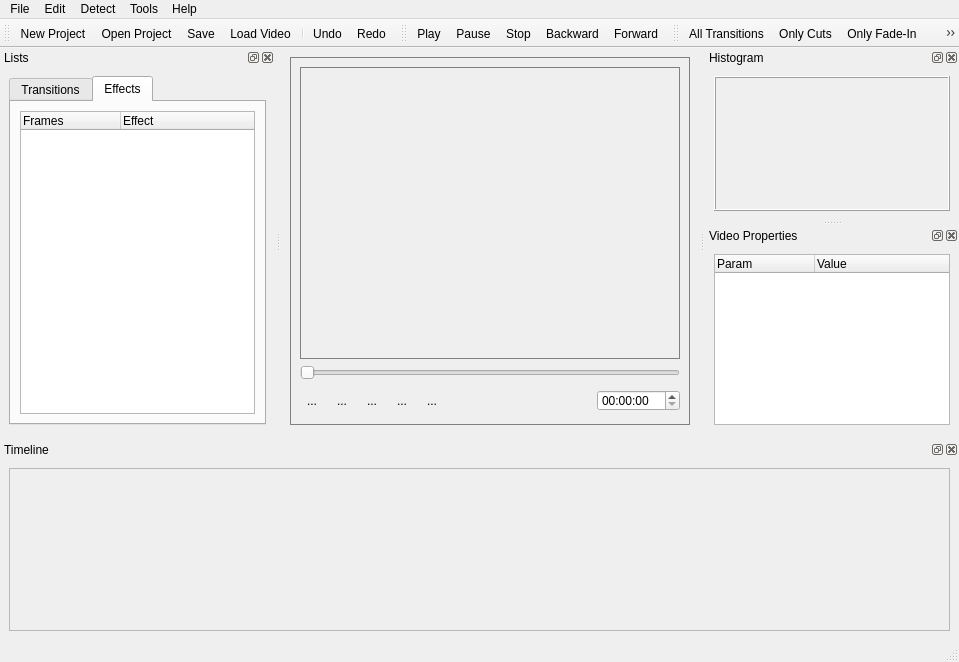
The window that DEV/Interface/mfit.ui (fabriciols/m-fit) describes before a commit, drawn with Qt 5.
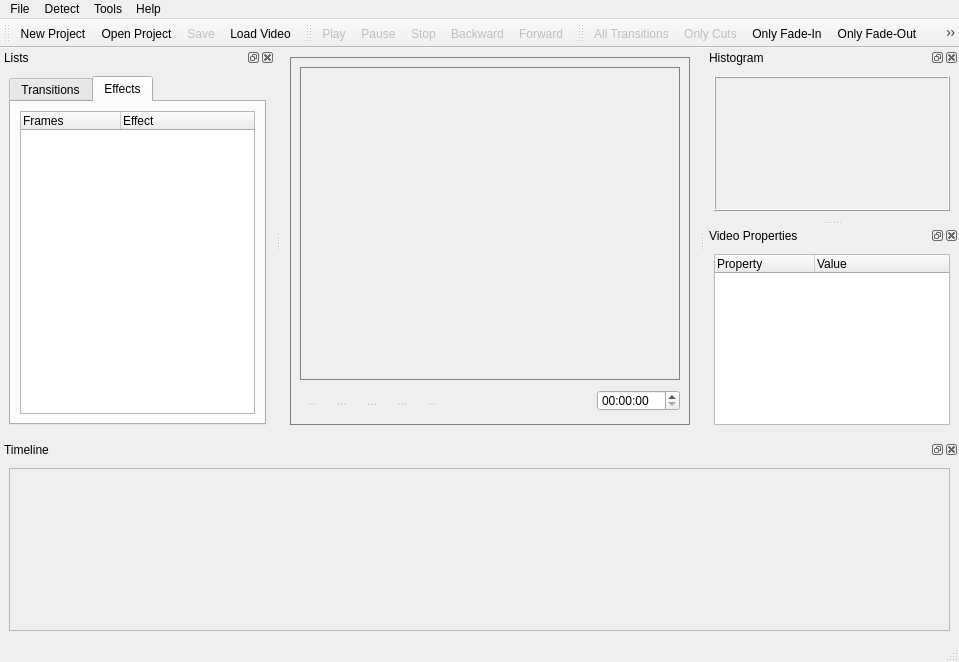
The same window after the commit. Icons and pictures are not drawn. Custom widgets are drawn as their Qt base class.

Commit message: Botões desabilitados antes de carregar um vídeo

Diff of the .ui file:
```diff
--- a/DEV/Interface/mfit.ui
+++ b/DEV/Interface/mfit.ui
@@ -52,6 +52,19 @@
        <enum>QFrame::StyledPanel</enum>
       </property>
       <layout class="QGridLayout" >
+       <item row="1" column="5" >
+        <spacer>
+         <property name="orientation" >
+          <enum>Qt::Horizontal</enum>
+         </property>
+         <property name="sizeHint" stdset="0" >
+          <size>
+           <width>236</width>
+           <height>29</height>
+          </size>
+         </property>
+        </spacer>
+       </item>
        <item row="0" column="0" colspan="7" >
         <widget class="QLabel" name="videoLabel" >
          <property name="text" >
@@ -59,15 +72,11 @@
          </property>
         </widget>
        </item>
-       <item row="1" column="0" colspan="7" >
-        <widget class="QSlider" name="videoSlider" >
-         <property name="orientation" >
-          <enum>Qt::Horizontal</enum>
-         </property>
-        </widget>
-       </item>
-       <item row="2" column="0" >
+       <item row="1" column="0" >
         <widget class="QToolButton" name="playButton" >
+         <property name="enabled" >
+          <bool>false</bool>
+         </property>
          <property name="text" >
           <string>...</string>
          </property>
@@ -92,8 +101,11 @@
          </property>
         </widget>
        </item>
-       <item row="2" column="1" >
+       <item row="1" column="1" >
         <widget class="QToolButton" name="pauseButton" >
+         <property name="enabled" >
+          <bool>false</bool>
+         </property>
          <property name="text" >
           <string>...</string>
          </property>
@@ -112,8 +124,11 @@
          </property>
         </widget>
        </item>
-       <item row="2" column="3" >
+       <item row="1" column="3" >
         <widget class="QToolButton" name="forwardButton" >
+         <property name="enabled" >
+          <bool>false</bool>
+         </property>
          <property name="text" >
           <string>...</string>
          </property>
@@ -127,13 +142,19 @@
            <height>20</height>
           </size>
          </property>
+         <property name="checkable" >
+          <bool>false</bool>
+         </property>
          <property name="autoRaise" >
           <bool>true</bool>
          </property>
         </widget>
        </item>
-       <item row="2" column="4" >
+       <item row="1" column="4" >
         <widget class="QToolButton" name="stopButton" >
+         <property name="enabled" >
+          <bool>false</bool>
+         </property>
          <property name="text" >
           <string>...</string>
          </property>
@@ -152,20 +173,7 @@
          </property>
         </widget>
        </item>
-       <item row="2" column="5" >
-        <spacer>
-         <property name="orientation" >
-          <enum>Qt::Horizontal</enum>
-         </property>
-         <property name="sizeHint" stdset="0" >
-          <size>
-           <width>236</width>
-           <height>29</height>
-          </size>
-         </property>
-        </spacer>
-       </item>
-       <item row="2" column="6" >
+       <item row="1" column="6" >
         <widget class="QTimeEdit" name="videoTime" >
          <property name="minimumSize" >
           <size>
@@ -200,8 +208,11 @@
          </property>
         </widget>
        </item>
-       <item row="2" column="2" >
+       <item row="1" column="2" >
         <widget class="QToolButton" name="backButton" >
+         <property name="enabled" >
+          <bool>false</bool>
+         </property>
          <property name="text" >
           <string>...</string>
          </property>
@@ -256,13 +267,6 @@
     <addaction name="separator" />
     <addaction name="actionExit" />
    </widget>
-   <widget class="QMenu" name="menuEdit" >
-    <property name="title" >
-     <string>Edit</string>
-    </property>
-    <addaction name="actionUndo" />
-    <addaction name="actionRedo" />
-   </widget>
    <widget class="QMenu" name="menuDetect" >
     <property name="title" >
      <string>Detect</string>
@@ -296,7 +300,6 @@
     </property>
    </widget>
    <addaction name="menuFile" />
-   <addaction name="menuEdit" />
    <addaction name="menuDetect" />
    <addaction name="menuTools" />
    <addaction name="menuHelp" />
@@ -315,9 +318,6 @@
    <addaction name="actionOpenProject" />
    <addaction name="actionSave" />
    <addaction name="actionLoadVideo" />
-   <addaction name="separator" />
-   <addaction name="actionUndo" />
-   <addaction name="actionRedo" />
   </widget>
   <widget class="QDockWidget" name="widgetTrees" >
    <property name="windowTitle" >
@@ -540,7 +540,7 @@
       <widget class="QTreeWidget" name="videoPropertiesTree" >
        <column>
         <property name="text" >
-         <string>Param</string>
+         <string>Property</string>
         </property>
        </column>
        <column>
@@ -638,6 +638,9 @@
    </property>
   </action>
   <action name="actionSave" >
+   <property name="enabled" >
+    <bool>false</bool>
+   </property>
    <property name="icon" >
     <iconset>
      <normaloff>../Interface/Icons/filesave.png</normaloff>../Interface/Icons/filesave.png</iconset>
@@ -688,6 +691,9 @@
    </property>
   </action>
   <action name="actionAllTransitions" >
+   <property name="enabled" >
+    <bool>false</bool>
+   </property>
    <property name="icon" >
     <iconset>
      <normaloff>../Interface/Icons/all.png</normaloff>../Interface/Icons/all.png</iconset>
@@ -697,6 +703,9 @@
    </property>
   </action>
   <action name="actionOnlyCuts" >
+   <property name="enabled" >
+    <bool>false</bool>
+   </property>
    <property name="icon" >
     <iconset>
      <normaloff>../Interface/Icons/cut.png</normaloff>../Interface/Icons/cut.png</iconset>
@@ -706,6 +715,9 @@
    </property>
   </action>
   <action name="actionOnlyDissolve" >
+   <property name="enabled" >
+    <bool>false</bool>
+   </property>
    <property name="icon" >
     <iconset>
      <normaloff>../Interface/Icons/dissolve.png</normaloff>../Interface/Icons/dissolve.png</iconset>
@@ -748,15 +760,21 @@
    </property>
   </action>
   <action name="actionAllFades" >
+   <property name="enabled" >
+    <bool>false</bool>
+   </property>
    <property name="icon" >
     <iconset>
      <normaloff>../Interface/Icons/fades.png</normaloff>../Interface/Icons/fades.png</iconset>
    </property>
    <property name="text" >
-    <string>All Fades</string>
+    <string>Only Fades</string>
    </property>
   </action>
   <action name="actionPlay" >
+   <property name="enabled" >
+    <bool>false</bool>
+   </property>
    <property name="icon" >
     <iconset>
      <normaloff>../Interface/Icons/play.png</normaloff>../Interface/Icons/play.png</iconset>
@@ -766,6 +784,9 @@
    </property>
   </action>
   <action name="actionPause" >
+   <property name="enabled" >
+    <bool>false</bool>
+   </property>
    <property name="icon" >
     <iconset>
      <normaloff>../Interface/Icons/pause.png</normaloff>../Interface/Icons/pause.png</iconset>
@@ -775,6 +796,9 @@
    </property>
   </action>
   <action name="actionStop" >
+   <property name="enabled" >
+    <bool>false</bool>
+   </property>
    <property name="icon" >
     <iconset>
      <normaloff>../Interface/Icons/stop.png</normaloff>../Interface/Icons/stop.png</iconset>
@@ -784,6 +808,9 @@
    </property>
   </action>
   <action name="actionBackward" >
+   <property name="enabled" >
+    <bool>false</bool>
+   </property>
    <property name="icon" >
     <iconset>
      <normaloff>../Interface/Icons/back.png</normaloff>../Interface/Icons/back.png</iconset>
@@ -793,6 +820,9 @@
    </property>
   </action>
   <action name="actionForward" >
+   <property name="enabled" >
+    <bool>false</bool>
+   </property>
    <property name="icon" >
     <iconset>
      <normaloff>../Interface/Icons/forward.png</normaloff>../Interface/Icons/forward.png</iconset>
```
Left out of the diff: 25 changed lines with no effect on the pictures.
